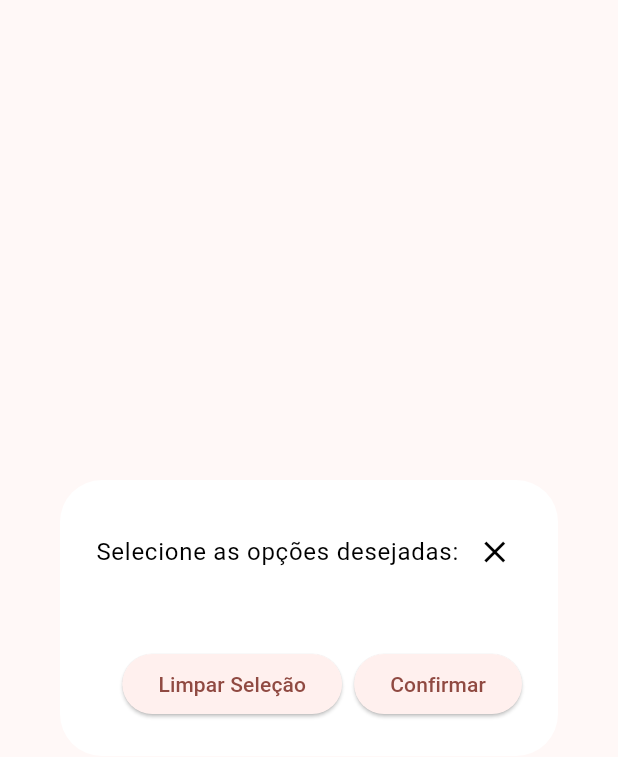
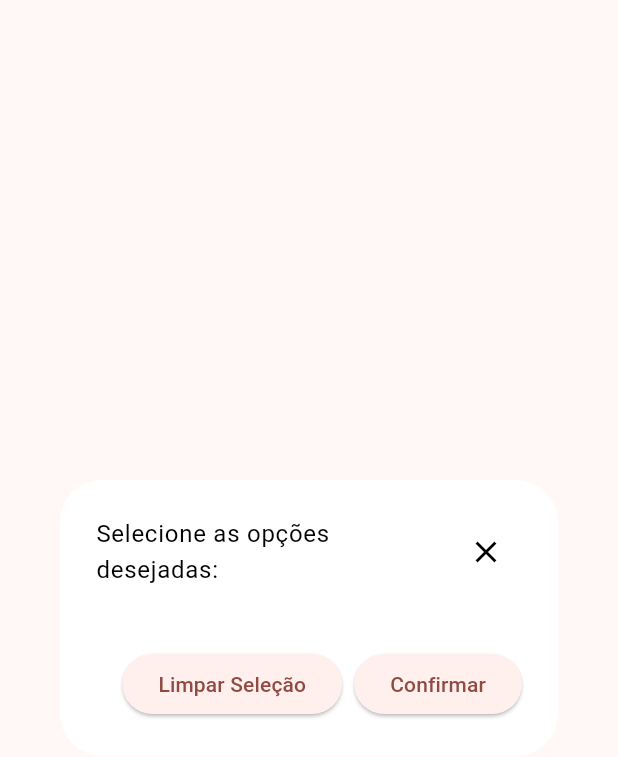
Before and after one commit to jsappsbr/Economiza-SC, a Flutter app: the MultiSelectModal widget shown alone on an empty page, opened directly, on a phone screen of 412 x 824 dp. Shown: the top 757 px of the screen. Run offline on Flutter 3.47's test engine with Material 3 defaults, Android fonts, the phone set to English and light mode, and no system bars; our stand-ins replace device_info_plus, dio, flutter_mobx, flutter_modular, mobx, shared_preferences; accounts and stored records are empty; generated files the repository leaves out were written again; network calls fail.

Commit message:
Fix text overflow

```diff
--- a/lib/widgets/multi_select_modal.dart
+++ b/lib/widgets/multi_select_modal.dart
@@ -57,9 +57,15 @@ class _MultiSelectModalState extends State<MultiSelectModal> {
         backgroundColor: Colors.white,
         title: Row(
           children: [
-            Text(
-              'Selecione as opções desejadas:',
-              style: Theme.of(context).textTheme.bodyLarge!.copyWith(color: Colors.black),
+            Expanded(
+              flex: 2,
+              child: Text(
+                'Selecione as opções desejadas:',
+                style: Theme.of(context)
+                    .textTheme
+                    .bodyLarge!
+                    .copyWith(color: Colors.black),
+              ),
             ),
             const Spacer(),
             MouseRegion(
```
